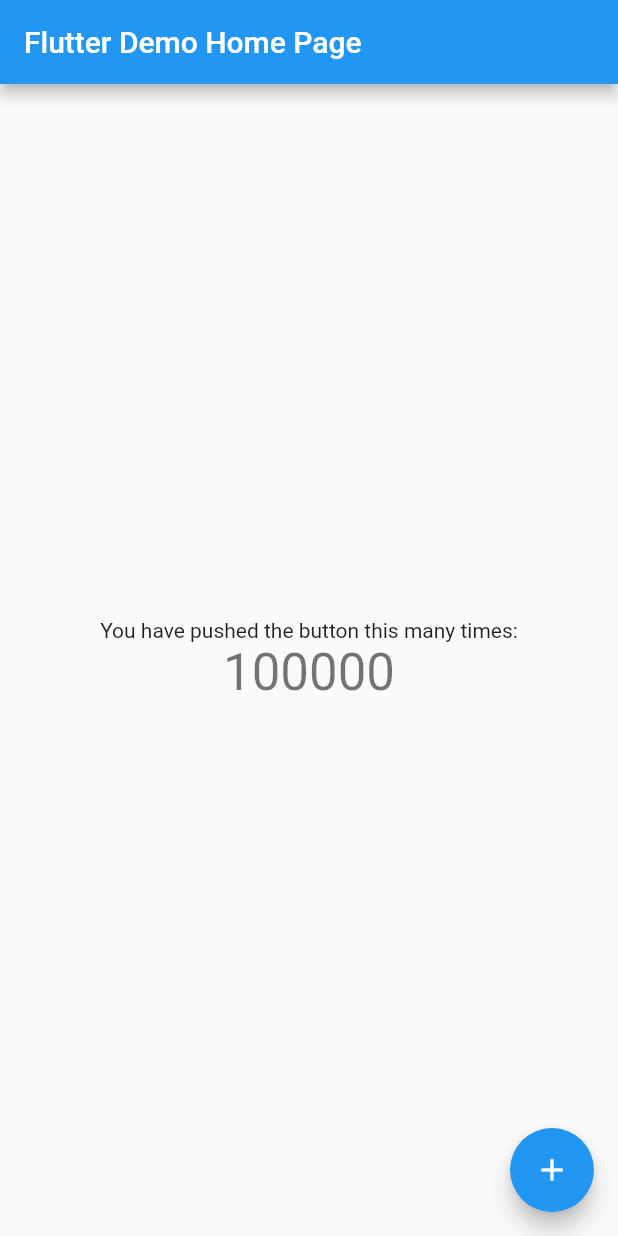
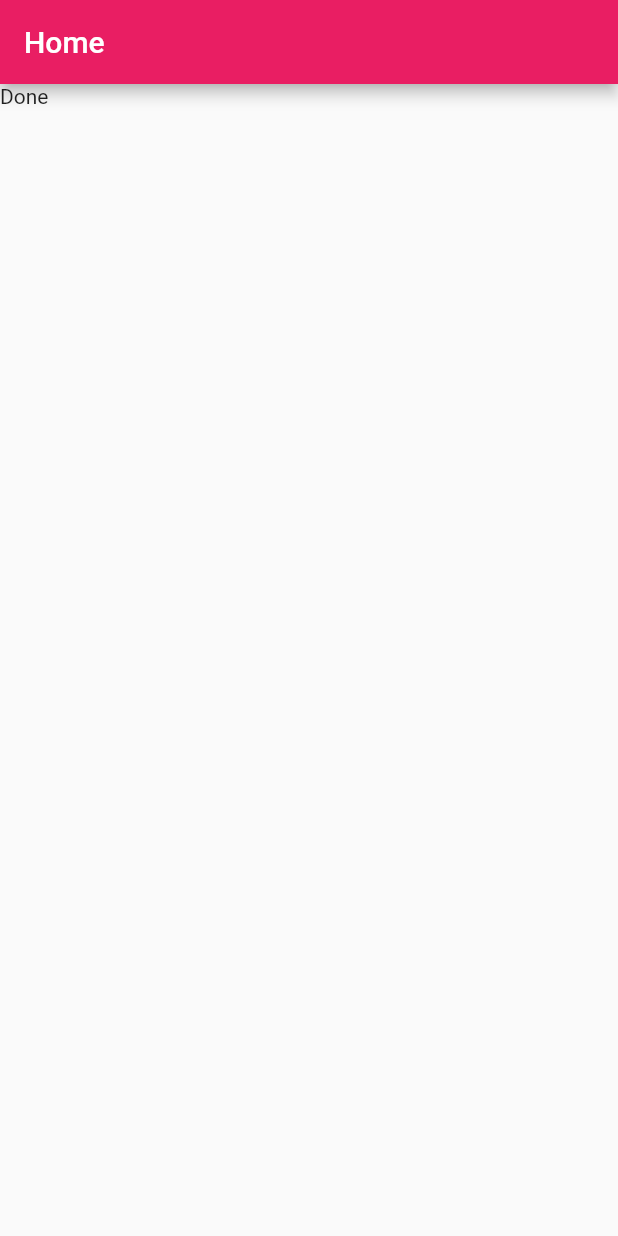
Before and after one commit to roumaLch/mynotes, a Flutter app: the screen it shows after launch, on a phone screen of 412 x 824 dp. Run offline on Flutter 3.47's test engine with Material 2 defaults, Android fonts, the phone set to English and light mode, and no system bars; our stand-ins replace firebase_auth, firebase_core; accounts and stored records are empty.

Commit message:
mainView

```diff
--- a/lib/main.dart
+++ b/lib/main.dart
@@ -1,115 +1,52 @@
+import 'package:firebase_core/firebase_core.dart';
 import 'package:flutter/material.dart';
+import 'package:firebase_auth/firebase_auth.dart';
+import 'package:mynotes/views/login_view.dart';
+import 'firebase_options.dart';
 
 void main() {
-  runApp(const MyApp());
+  WidgetsFlutterBinding.ensureInitialized();
+  runApp(
+    MaterialApp(
+      title: 'Flutter Demo',
+      theme: ThemeData(
+        primarySwatch: Colors.pink,
+      ),
+      home: const HomePage(),
+    ),
+  );
 }
 
-class MyApp extends StatelessWidget {
-  const MyApp({super.key});
+class HomePage extends StatelessWidget {
+  const HomePage({super.key});
 
-  // This widget is the root of your application.
   @override
   Widget build(BuildContext context) {
-    return MaterialApp(
-      title: 'Flutter Demo',
-      theme: ThemeData(
-        // This is the theme of your application.
-        //
-        // Try running your application with "flutter run". You'll see the
-        // application has a blue toolbar. Then, without quitting the app, try
-        // changing the primarySwatch below to Colors.green and then invoke
-        // "hot reload" (press "r" in the console where you ran "flutter run",
-        // or simply save your changes to "hot reload" in a Flutter IDE).
-        // Notice that the counter didn't reset back to zero; the application
-        // is not restarted.
-        primarySwatch: Colors.blue,
+    return Scaffold(
+      appBar: AppBar(
+        title: const Text('Home'),
       ),
-      home: const MyHomePage(title: 'Flutter Demo Home Page'),
+      body: FutureBuilder(
+        future: Firebase.initializeApp(
+          options: DefaultFirebaseOptions.currentPlatform,
+        ),
+        builder: (context, snapshot) {
+          switch (snapshot.connectionState) {
+            case ConnectionState.done:
+              final user = FirebaseAuth.instance.currentUser;
+              if (user?.emailVerified ?? false) {
+                print('You are a verified user');
+              } else {
+                print('You need to verify you email first');
+              }
+              // print(FirebaseAuth.instance.currentUser);
+              return const Text('Done');
+
+            default:
+              return const Text('Loading...');
+          }
+        },
+      ),
     );
   }
 }
-
-class MyHomePage extends StatefulWidget {
-  const MyHomePage({super.key, required this.title});
-
-  // This widget is the home page of your application. It is stateful, meaning
-  // that it has a State object (defined below) that contains fields that affect
-  // how it looks.
-
-  // This class is the configuration for the state. It holds the values (in this
-  // case the title) provided by the parent (in this case the App widget) and
-  // used by the build method of the State. Fields in a Widget subclass are
-  // always marked "final".
-
-  final String title;
-
-  @override
-  State<MyHomePage> createState() => _MyHomePageState();
-}
-
-class _MyHomePageState extends State<MyHomePage> {
-  int _counter = 100000;
-
-  void _incrementCounter() {
-    setState(() {
-      // This call to setState tells the Flutter framework that something has
-      // changed in this State, which causes it to rerun the build method below
-      // so that the display can reflect the updated values. If we changed
-      // _counter without calling setState(), then the build method would not be
-      // called again, and so nothing would appear to happen.
-      _counter++;
-    });
-  }
-
-  @override
-  Widget build(BuildContext context) {
-    // This method is rerun every time setState is called, for instance as done
-    // by the _incrementCounter method above.
-    //
-    // The Flutter framework has been optimized to make rerunning build methods
-    // fast, so that you can just rebuild anything that needs updating rather
-    // than having to individually change instances of widgets.
-    return Scaffold(
-      appBar: AppBar(
-        // Here we take the value from the MyHomePage object that was created by
-        // the App.build method, and use it to set our appbar title.
-        title: Text(widget.title),
-      ),
-      body: Center(
-        // Center is a layout widget. It takes a single child and positions it
-        // in the middle of the parent.
-        child: Column(
-          // Column is also a layout widget. It takes a list of children and
-          // arranges them vertically. By default, it sizes itself to fit its
-          // children horizontally, and tries to be as tall as its parent.
-          //
-          // Invoke "debug painting" (press "p" in the console, choose the
-          // "Toggle Debug Paint" action from the Flutter Inspector in Android
-          // Studio, or the "Toggle Debug Paint" command in Visual Studio Code)
-          // to see the wireframe for each widget.
-          //
-          // Column has various properties to control how it sizes itself and
-          // how it positions its children. Here we use mainAxisAlignment to
-          // center the children vertically; the main axis here is the vertical
-          // axis because Columns are vertical (the cross axis would be
-          // horizontal).
-          mainAxisAlignment: MainAxisAlignment.center,
-          children: <Widget>[
-            const Text(
-              'You have pushed the button this many times:',
-            ),
-            Text(
-              '$_counter',
-              style: Theme.of(context).textTheme.headlineMedium,
-            ),
-          ],
-        ),
-      ),
-      floatingActionButton: FloatingActionButton(
-        onPressed: _incrementCounter,
-        tooltip: 'Increment',
-        child: const Icon(Icons.add),
-      ), // This trailing comma makes auto-formatting nicer for build methods.
-    );
-  }
-}
```
Also changed, not shown: 1 other file.
